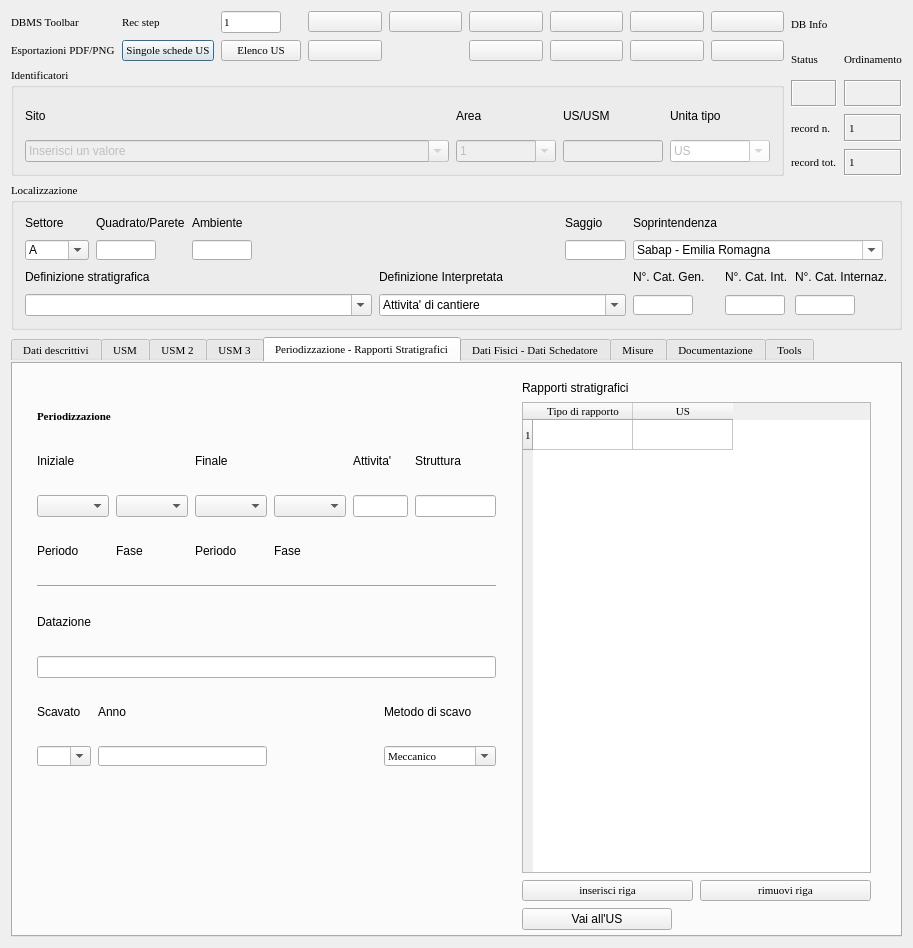
Above: gui/ui/US_USM.ui from pyarchinit/pyarchinit before the change. Below: the same form after it.
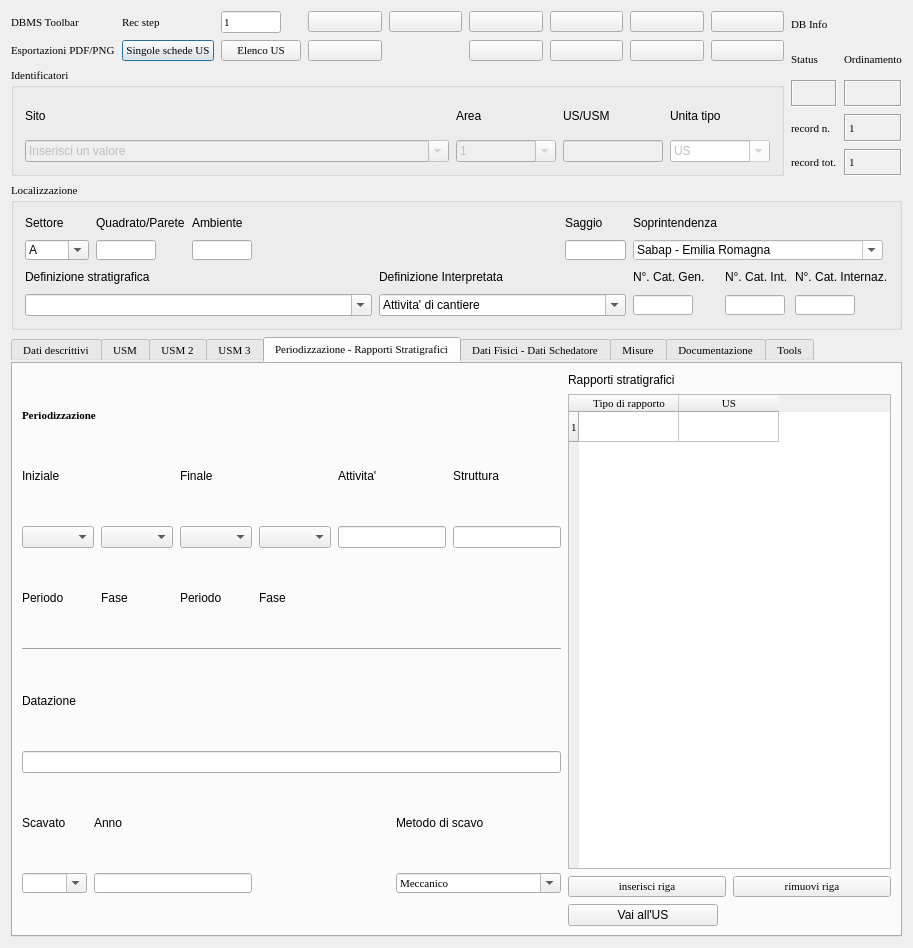
That is the form after the change. The open tabs and pages were chosen to show the change. Icons and pictures are not drawn. Custom widgets are drawn as their Qt base class.

Diff of the .ui file:
```diff
--- a/gui/ui/US_USM.ui
+++ b/gui/ui/US_USM.ui
@@ -3517,15 +3517,8 @@
       <attribute name="title">
        <string>Periodizzazione - Rapporti Stratigrafici</string>
       </attribute>
-      <widget class="QWidget" name="layoutWidget">
-       <property name="geometry">
-        <rect>
-         <x>15</x>
-         <y>17</y>
-         <width>481</width>
-         <height>421</height>
-        </rect>
-       </property>
+      <layout class="QGridLayout" name="gridLayout_10">
+       <item row="0" column="0">
        <layout class="QGridLayout" name="gridLayout_15">
         <item row="0" column="0" colspan="3">
          <widget class="QLabel" name="label_12">
@@ -3608,6 +3601,12 @@
         </item>
         <item row="1" column="7">
          <widget class="QLabel" name="label_22">
+           <property name="sizePolicy">
+            <sizepolicy hsizetype="Preferred" vsizetype="Preferred">
+             <horstretch>0</horstretch>
+             <verstretch>0</verstretch>
+            </sizepolicy>
+           </property>
           <property name="minimumSize">
            <size>
             <width>0</width>
@@ -3627,6 +3626,12 @@
         </item>
         <item row="2" column="0" colspan="2">
          <widget class="QComboBox" name="comboBox_per_iniz">
+           <property name="sizePolicy">
+            <sizepolicy hsizetype="Expanding" vsizetype="Fixed">
+             <horstretch>0</horstretch>
+             <verstretch>0</verstretch>
+            </sizepolicy>
+           </property>
           <property name="minimumSize">
            <size>
             <width>0</width>
@@ -3637,6 +3642,12 @@
         </item>
         <item row="2" column="2">
          <widget class="QComboBox" name="comboBox_fas_iniz">
+           <property name="sizePolicy">
+            <sizepolicy hsizetype="Expanding" vsizetype="Fixed">
+             <horstretch>0</horstretch>
+             <verstretch>0</verstretch>
+            </sizepolicy>
+           </property>
           <property name="minimumSize">
            <size>
             <width>0</width>
@@ -3647,6 +3658,12 @@
         </item>
         <item row="2" column="3">
          <widget class="QComboBox" name="comboBox_per_fin">
+           <property name="sizePolicy">
+            <sizepolicy hsizetype="Expanding" vsizetype="Fixed">
+             <horstretch>0</horstretch>
+             <verstretch>0</verstretch>
+            </sizepolicy>
+           </property>
           <property name="minimumSize">
            <size>
             <width>0</width>
@@ -3657,6 +3674,12 @@
         </item>
         <item row="2" column="4">
          <widget class="QComboBox" name="comboBox_fas_fin">
+           <property name="sizePolicy">
+            <sizepolicy hsizetype="Expanding" vsizetype="Fixed">
+             <horstretch>0</horstretch>
+             <verstretch>0</verstretch>
+            </sizepolicy>
+           </property>
           <property name="minimumSize">
            <size>
             <width>0</width>
@@ -3667,6 +3690,12 @@
         </item>
         <item row="2" column="5" colspan="2">
          <widget class="QLineEdit" name="lineEdit_attivita">
+           <property name="sizePolicy">
+            <sizepolicy hsizetype="Expanding" vsizetype="Fixed">
+             <horstretch>0</horstretch>
+             <verstretch>0</verstretch>
+            </sizepolicy>
+           </property>
           <property name="minimumSize">
            <size>
             <width>0</width>
@@ -3686,6 +3715,12 @@
         </item>
         <item row="2" column="7">
          <widget class="QLineEdit" name="lineEdit_struttura">
+           <property name="sizePolicy">
+            <sizepolicy hsizetype="Expanding" vsizetype="Fixed">
+             <horstretch>0</horstretch>
+             <verstretch>0</verstretch>
+            </sizepolicy>
+           </property>
           <property name="minimumSize">
            <size>
             <width>0</width>
@@ -3782,7 +3817,14 @@
          </widget>
         </item>
         <item row="6" column="0" colspan="8">
-         <widget class="QLineEdit" name="lineEdit_datazione"/>
+          <widget class="QLineEdit" name="lineEdit_datazione">
+           <property name="sizePolicy">
+            <sizepolicy hsizetype="Expanding" vsizetype="Fixed">
+             <horstretch>0</horstretch>
+             <verstretch>0</verstretch>
+            </sizepolicy>
+           </property>
+          </widget>
         </item>
         <item row="7" column="0">
          <widget class="QLabel" name="label_8">
@@ -3825,6 +3867,12 @@
         </item>
         <item row="8" column="0">
          <widget class="QComboBox" name="comboBox_scavato">
+           <property name="sizePolicy">
+            <sizepolicy hsizetype="Expanding" vsizetype="Fixed">
+             <horstretch>0</horstretch>
+             <verstretch>0</verstretch>
+            </sizepolicy>
+           </property>
           <property name="maximumSize">
            <size>
             <width>16777215</width>
@@ -3853,6 +3901,12 @@
         </item>
         <item row="8" column="1" colspan="3">
          <widget class="QLineEdit" name="lineEdit_anno">
+           <property name="sizePolicy">
+            <sizepolicy hsizetype="Expanding" vsizetype="Fixed">
+             <horstretch>0</horstretch>
+             <verstretch>0</verstretch>
+            </sizepolicy>
+           </property>
           <property name="maximumSize">
            <size>
             <width>16777215</width>
@@ -3876,6 +3930,12 @@
         </item>
         <item row="8" column="6" colspan="2">
          <widget class="QComboBox" name="comboBox_metodo">
+           <property name="sizePolicy">
+            <sizepolicy hsizetype="Expanding" vsizetype="Fixed">
+             <horstretch>0</horstretch>
+             <verstretch>0</verstretch>
+            </sizepolicy>
+           </property>
           <property name="maximumSize">
            <size>
             <width>16777215</width>
@@ -3907,16 +3967,8 @@
          </widget>
         </item>
        </layout>
-      </widget>
-      <widget class="QWidget" name="layoutWidget">
-       <property name="geometry">
-        <rect>
-         <x>500</x>
-         <y>8</y>
-         <width>371</width>
-         <height>571</height>
-        </rect>
-       </property>
+       </item>
+       <item row="0" column="1">
        <layout class="QGridLayout" name="gridLayout_25">
         <item row="0" column="0" colspan="2">
          <widget class="QLabel" name="label_19">
@@ -3984,6 +4036,12 @@
         </item>
         <item row="2" column="0">
          <widget class="QPushButton" name="pushButton_insert_row_rapporti">
+           <property name="sizePolicy">
+            <sizepolicy hsizetype="Expanding" vsizetype="Fixed">
+             <horstretch>0</horstretch>
+             <verstretch>0</verstretch>
+            </sizepolicy>
+           </property>
           <property name="font">
            <font>
             <family>Times New Roman</family>
@@ -4000,6 +4058,12 @@
         </item>
         <item row="2" column="1">
          <widget class="QPushButton" name="pushButton_remove_row_rapporti">
+           <property name="sizePolicy">
+            <sizepolicy hsizetype="Expanding" vsizetype="Fixed">
+             <horstretch>0</horstretch>
+             <verstretch>0</verstretch>
+            </sizepolicy>
+           </property>
           <property name="font">
            <font>
             <family>Times New Roman</family>
@@ -4016,6 +4080,12 @@
         </item>
         <item row="3" column="0" colspan="2">
          <widget class="QPushButton" name="pushButton_go_to_us">
+           <property name="sizePolicy">
+            <sizepolicy hsizetype="Expanding" vsizetype="Fixed">
+             <horstretch>0</horstretch>
+             <verstretch>0</verstretch>
+            </sizepolicy>
+           </property>
           <property name="maximumSize">
            <size>
             <width>150</width>
@@ -4028,7 +4098,8 @@
          </widget>
         </item>
        </layout>
-      </widget>
+       </item>
+      </layout>
      </widget>
      <widget class="QWidget" name="tab_3">
       <attribute name="title">
```
Left out of the diff: 162 changed lines with no effect on the pictures. Lines whose indentation alone changed are shown as unchanged.
